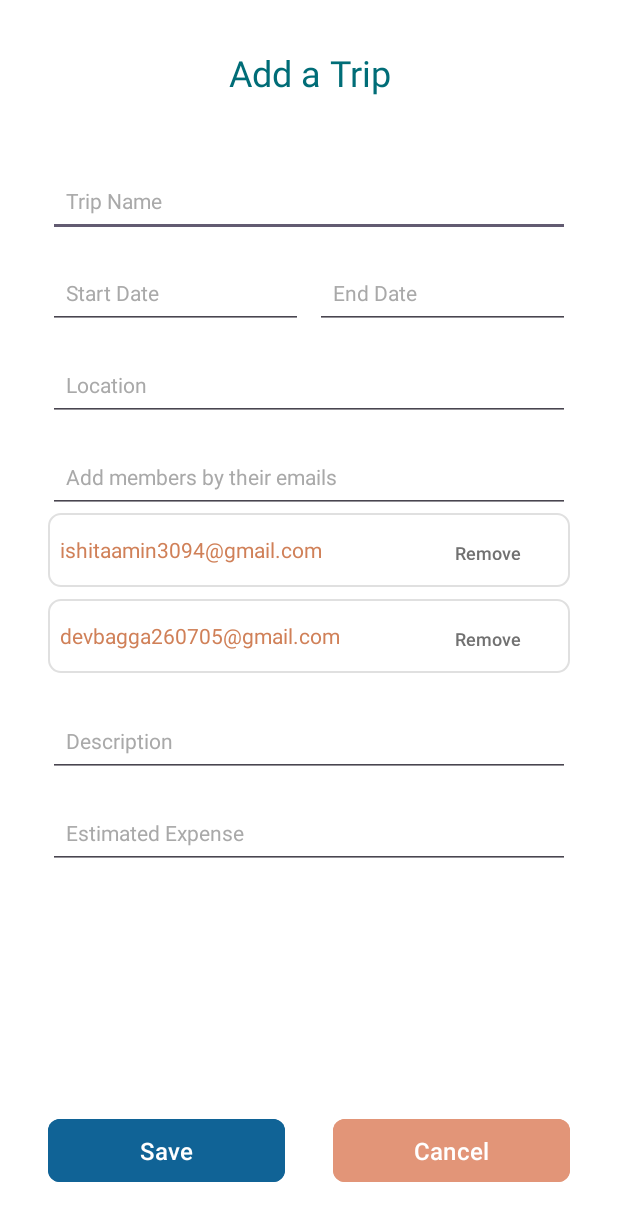
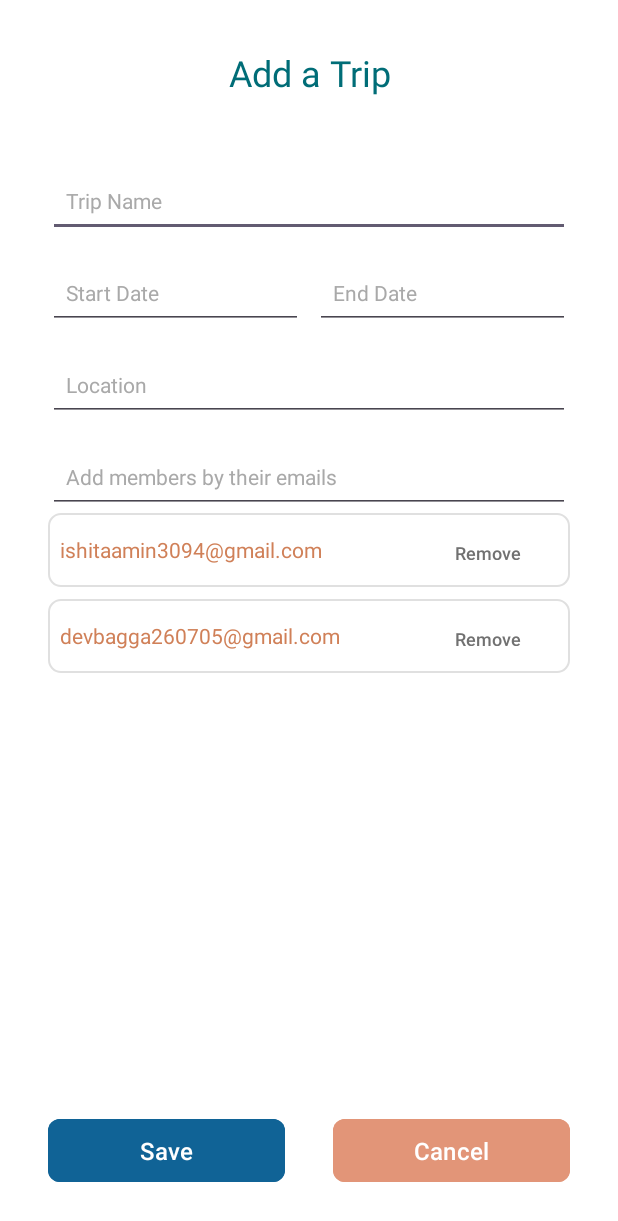
Before and after one commit to ishitaamin/ItineraryManager, an Android app: the TripCreationActivity screen opened directly, with no data from a screen before it, on a phone screen of 412 x 824 dp. Shown: the top 1221 px of the screen. Run offline under Robolectric (Android 15) with nearby library versions, the phone set to English and light mode, and no system bars; our stand-ins replace Firebase (no records; nobody signed in at launch, a user with empty details on screens opened directly).

Commit message:
minor changes

```diff
--- a/app/src/main/res/layout/activity_login2.xml
+++ b/app/src/main/res/layout/activity_login2.xml
@@ -22,8 +22,6 @@
         android:background="@drawable/list_item_background"
         android:layout_marginTop="15dp" />
 
-
-
     <EditText
         android:id="@+id/editTextTextPassword"
         android:layout_width="match_parent"
@@ -38,8 +36,6 @@
         />
 
 
-
-    <!-- Next Button with bottom margin -->
     <Button
         android:id="@+id/nextButton"
         android:layout_width="match_parent"
--- a/app/src/main/res/layout/trip_creation_activity.xml
+++ b/app/src/main/res/layout/trip_creation_activity.xml
@@ -160,29 +160,6 @@
 
         </LinearLayout>
 
-        <EditText
-            android:id="@+id/descriptionInput"
-            android:layout_width="match_parent"
-            android:layout_height="wrap_content"
-            android:layout_marginTop="13dp"
-            android:padding="12dp"
-            android:hint="Description"
-            android:textColor="#333333"
-            android:textColorHint="#A9A9A9"
-            android:textSize="14sp"
-            android:minHeight="48dp" />
-
-        <EditText
-            android:id="@+id/expenseInput"
-            android:layout_width="match_parent"
-            android:layout_height="wrap_content"
-            android:layout_marginTop="13dp"
-            android:padding="12dp"
-            android:hint="Estimated Expense"
-            android:textColor="#333333"
-            android:textColorHint="#A9A9A9"
-            android:textSize="14sp"
-            android:minHeight="48dp" />
     </LinearLayout>
 
     <LinearLayout
```
Also changed, not shown: app/src/main/java/com/example/itinerarymanager/ItineraryActivity.java (+14 -1 lines), app/src/main/java/com/example/itinerarymanager/TripDetailsActivity.java (+21 -5 lines).
